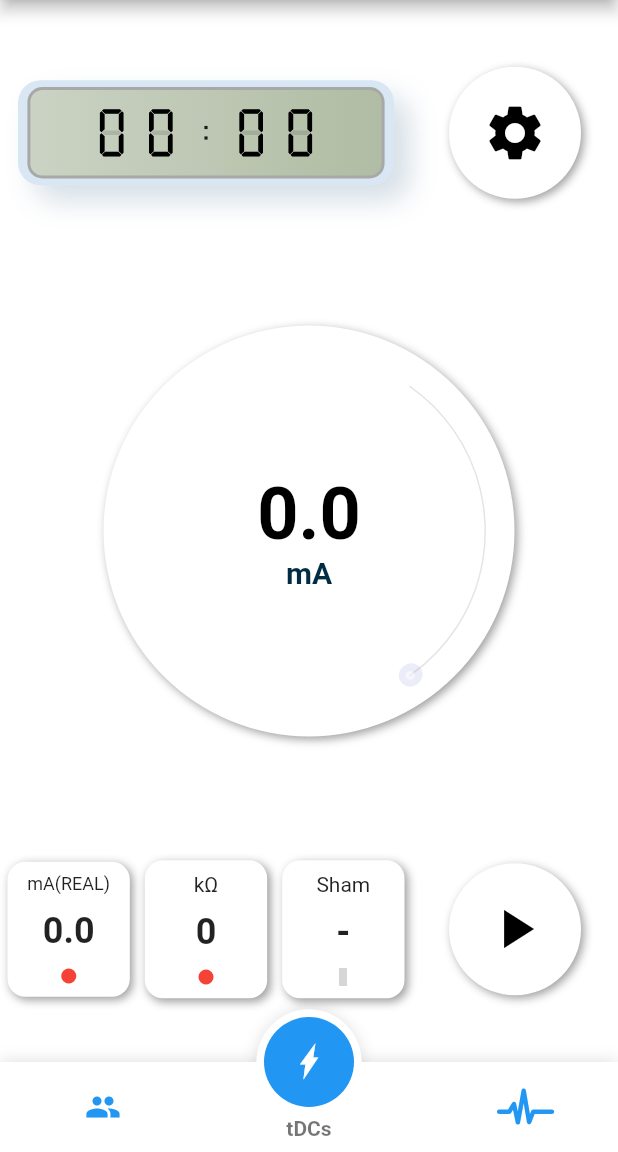
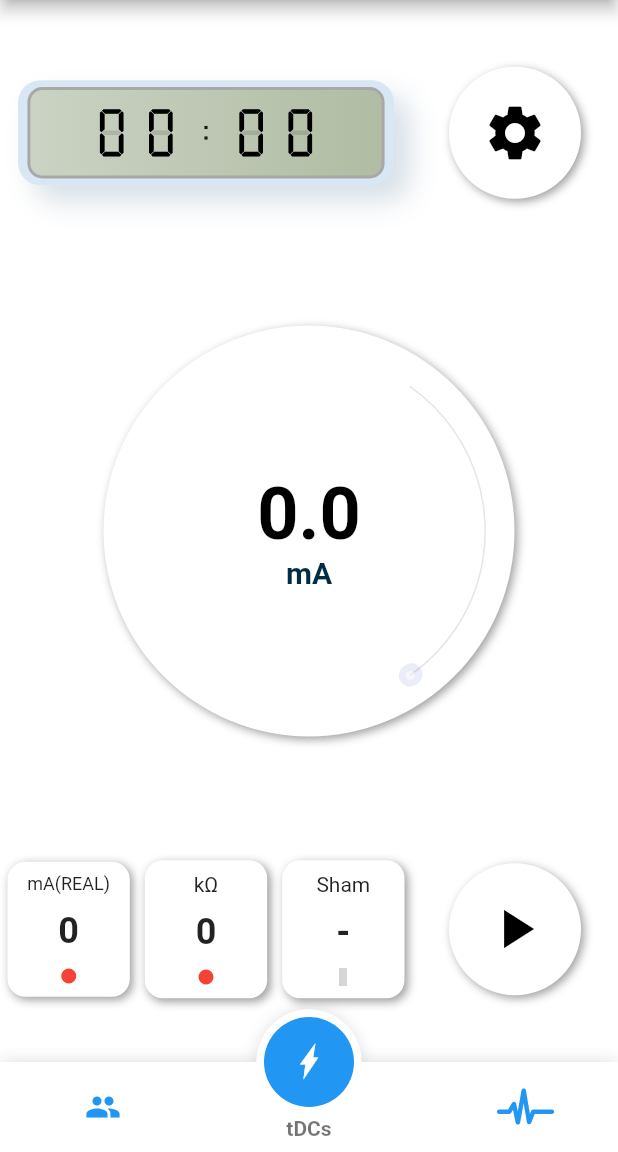
Before and after one commit to nestorufpe/OpentDCS-Mobile, a Flutter app: the screen it shows after launch, on a phone screen of 412 x 824 dp, the part 84-1236 px from its top. Run offline on Flutter 3.47's test engine with Material 2 defaults, Android fonts, the light colour scheme and no system bars; drawn by our look-alikes of fancy_bottom_navigation, flutter_neumorphic, sleek_circular_slider; our stand-ins replace adaptive_dialog, flutter_easyloading, get, get_storage, material_design_icons_flutter; missing offline and left inert: direct_select_flutter, flutter_radar_chart, pausable_timer; grey boxes are pictures that could not be loaded.

Commit message:
correção web

```diff
--- a/lib/screens/tdcspage.dart
+++ b/lib/screens/tdcspage.dart
@@ -49,15 +49,16 @@ class TDCSPage extends StatelessWidget {
           ),
           Expanded(
             flex: 1,
-            child: Obx(() => Row(
-                  children: [
-                    Expanded(
-                        flex: 2,
-                        child: ContainerNeuValues(context,
-                            c.currentReal.value.toString().substring(0, 3))),
-                    Expanded(flex: 1, child: CircleBtnPlay(context))
-                  ],
-                )),
+            child: Row(
+              children: [
+                Expanded(
+                    flex: 2,
+                    child: ContainerNeuValues(
+                      context,
+                    )),
+                Expanded(flex: 1, child: CircleBtnPlay(context))
+              ],
+            ),
           )
         ],
       )),
--- a/lib/ui/widgets.dart
+++ b/lib/ui/widgets.dart
@@ -305,7 +305,7 @@ Widget ContainerNeu(BuildContext context) {
   );
 }
 
-Widget ContainerNeuValues(BuildContext context, String current) {
+Widget ContainerNeuValues(BuildContext context) {
   return Row(
     children: [
       Expanded(
@@ -332,18 +332,21 @@ Widget ContainerNeuValues(BuildContext context, String current) {
                   SizedBox(
                     height: 10,
                   ),
-                  Text(
-                    current,
-                    style: TextStyle(fontWeight: FontWeight.bold, fontSize: 24),
-                  ),
+                  Obx(() => Text(
+                        c.currentReal.value <= 0.1
+                            ? c.currentReal.value.toString().substring(0, 1)
+                            : c.currentReal.value.toString().substring(0, 3),
+                        style: TextStyle(
+                            fontWeight: FontWeight.bold, fontSize: 24),
+                      )),
                   SizedBox(
                     height: 10,
                   ),
-                  Icon(
+                  Obx(() => Icon(
                         Icons.circle,
                         size: 12,
                         color: c.colormA.value,
-                  )
+                      ))
                 ],
               ),
             ],
@@ -374,18 +377,19 @@ Widget ContainerNeuValues(BuildContext context, String current) {
                   SizedBox(
                     height: 10,
                   ),
-                  Text(
+                  Obx(() => Text(
                         "${c.resistence.value}",
-                    style: TextStyle(fontWeight: FontWeight.bold, fontSize: 24),
-                  ),
+                        style: TextStyle(
+                            fontWeight: FontWeight.bold, fontSize: 24),
+                      )),
                   SizedBox(
                     height: 10,
                   ),
-                  Icon(
+                  Obx(() => Icon(
                         Icons.circle,
                         size: 12,
                         color: c.colorK.value,
-                  )
+                      ))
                 ],
               ),
             ],
@@ -416,10 +420,11 @@ Widget ContainerNeuValues(BuildContext context, String current) {
                   SizedBox(
                     height: 10,
                   ),
-                  Text(
+                  Obx(() => Text(
                         c.sham.value == "NÃO" ? "NÃO" : c.mode.value,
-                    style: TextStyle(fontWeight: FontWeight.bold, fontSize: 24),
-                  ),
+                        style: TextStyle(
+                            fontWeight: FontWeight.bold, fontSize: 24),
+                      )),
                   SizedBox(
                     height: 10,
                   ),
```
Lines whose indentation alone changed are shown as unchanged.
